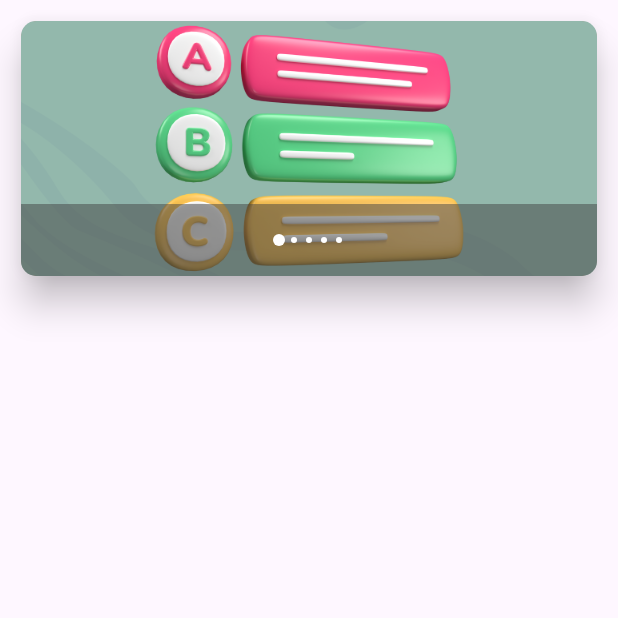
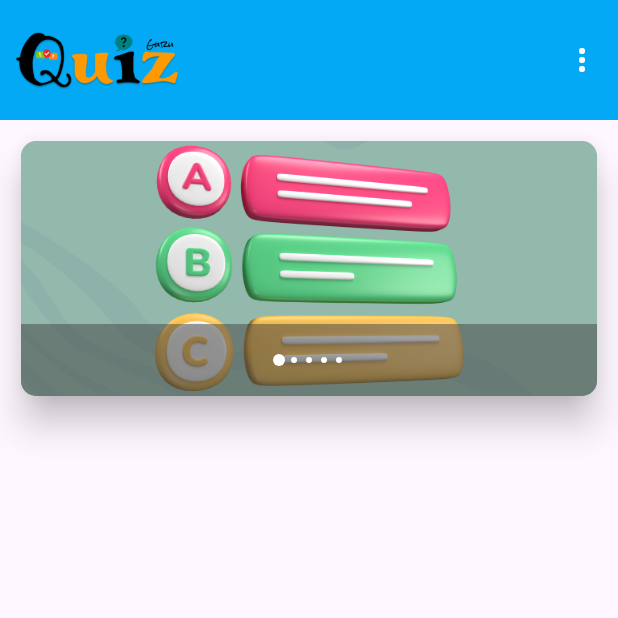
Before and after one commit to alazad214/Quiz-Guru, a Flutter app: the screen it shows after launch, on a phone screen of 412 x 824 dp, the top half of it. Run offline on Flutter 3.47's test engine with Material 3 defaults, Android fonts, the phone set to English and light mode, and no system bars; our stand-ins replace another_carousel_pro, get.

Commit message:
header section added

```diff
--- a/lib/main.dart
+++ b/lib/main.dart
@@ -5,7 +5,7 @@
 
 void main() {
   SystemChrome.setSystemUIOverlayStyle(
-      SystemUiOverlayStyle(statusBarColor: Colors.red.withOpacity(0.7)));
+      const SystemUiOverlayStyle(statusBarColor: Colors.lightBlue));
   runApp(const MyApp());
 }
 
--- a/lib/pages/home.dart
+++ b/lib/pages/home.dart
@@ -1,4 +1,5 @@
 import 'package:flutter/material.dart';
+import 'package:quizguru/widgets/header_section.dart';
 import 'package:quizguru/widgets/slider.dart';
 
 class Home extends StatelessWidget {
@@ -8,10 +9,12 @@ class Home extends StatelessWidget {
   Widget build(BuildContext context) {
     return const Scaffold(
         body: SafeArea(
-            child: Column(
-      crossAxisAlignment: CrossAxisAlignment.center,
-      mainAxisAlignment: MainAxisAlignment.start,
-      children: [SliderItem()],
+            child: SingleChildScrollView(
+      child: Column(
+        crossAxisAlignment: CrossAxisAlignment.center,
+        mainAxisAlignment: MainAxisAlignment.start,
+        children: [HeaderSection(), SliderItem()],
+      ),
     )));
   }
 }
--- /dev/null
+++ b/lib/widgets/header_section.dart
@@ -0,0 +1,31 @@
+import 'package:flutter/material.dart';
+
+class HeaderSection extends StatelessWidget {
+  const HeaderSection({super.key});
+
+  @override
+  Widget build(BuildContext context) {
+    return Container(
+      height: 80,
+      padding: const EdgeInsets.only(left: 10),
+      decoration: const BoxDecoration(
+        color: Colors.lightBlue,
+      ),
+      child: Row(
+        mainAxisAlignment: MainAxisAlignment.spaceBetween,
+        children: [
+          Image.asset(
+            "assets/images/outlogo.png",
+            height: 40,
+          ),
+          IconButton(
+              onPressed: () {},
+              icon: const Icon(
+                Icons.more_vert,
+                color: Colors.white,
+              ))
+        ],
+      ),
+    );
+  }
+}
```
Also changed, not shown: assets/images/outlogo.png (added).
